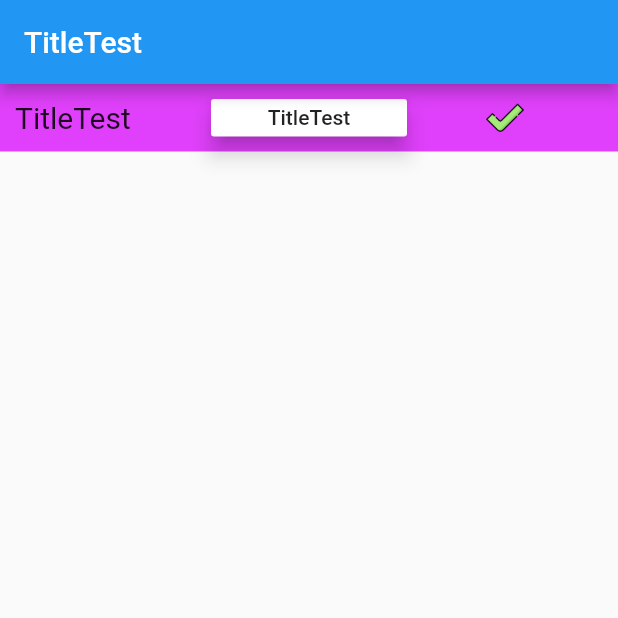
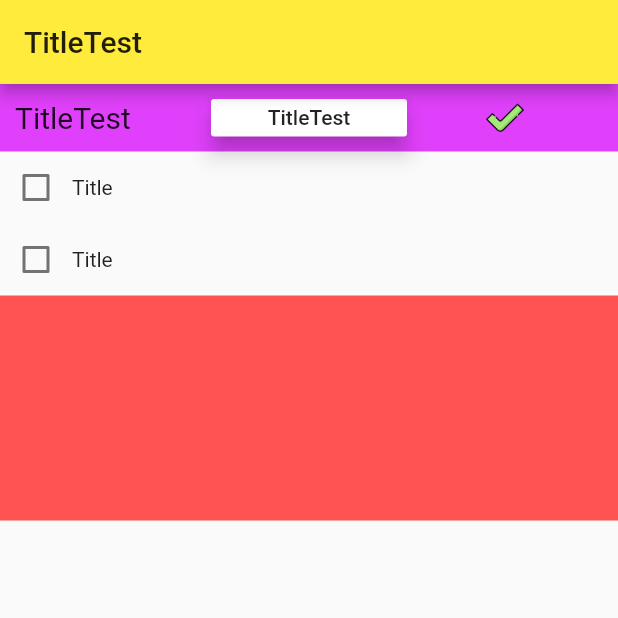
Before and after one commit to Powernoobpy/flutter_learner, a Flutter app: the screen it shows after launch, on a phone screen of 412 x 824 dp, the top half of it. Run offline on Flutter 3.47's test engine with Material 2 defaults, Android fonts, the phone set to English and light mode, and no system bars.

Commit message:
[ADD] some fuction from 'Agoda Workshop'

```diff
--- a/lib/main.dart
+++ b/lib/main.dart
@@ -1,5 +1,6 @@
 import 'package:flutter/material.dart';
 import 'package:flutter/rendering.dart';
+import 'package:flutter_learner/todoItems.dart';
 
 void main() => runApp(MyApp());
 var title = "TitleTest";
@@ -9,12 +10,15 @@ class MyApp extends StatelessWidget {
   Widget build(BuildContext context) {
     return MaterialApp(
       title: title,
+      theme: ThemeData(
+        primarySwatch: Colors.yellow,
+      ),
       home: Scaffold(
         appBar: AppBar(
           title: Text(title),
         ),
-        body: ListView(
-          children: <Widget>[tab],
+        body: Column(
+          children: <Widget>[tab,TodoItem(),TodoItem(),ColorSection]
         ),
       ),
     );
--- /dev/null
+++ b/lib/todoItems.dart
@@ -0,0 +1,35 @@
+import 'package:flutter/material.dart';
+
+class TodoItem extends StatefulWidget {
+  @override
+  _TodoItemState createState() => _TodoItemState();
+}
+
+class _TodoItemState extends State<TodoItem> {
+
+  Todo todo;
+  bool checked = false;
+  String title = "Title";
+
+  @override
+  Widget build(BuildContext context) {
+    return Row(children: <Widget>[
+      Checkbox(value: checked,
+          onChanged: (bool value){
+            setState(() {
+              checked = value;
+            });
+          }
+      ),
+      Text(title)
+    ],
+    );
+  }
+}
+
+class Todo{
+  bool checked;
+  String title;
+
+  Todo(this.checked);
+}
```
